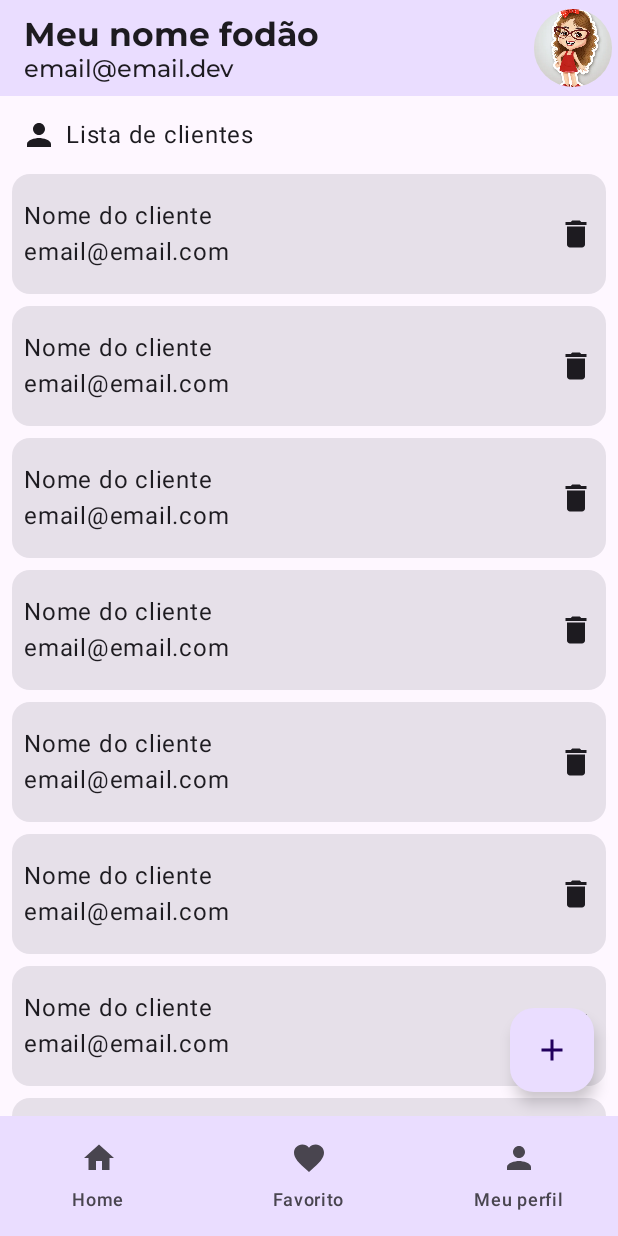
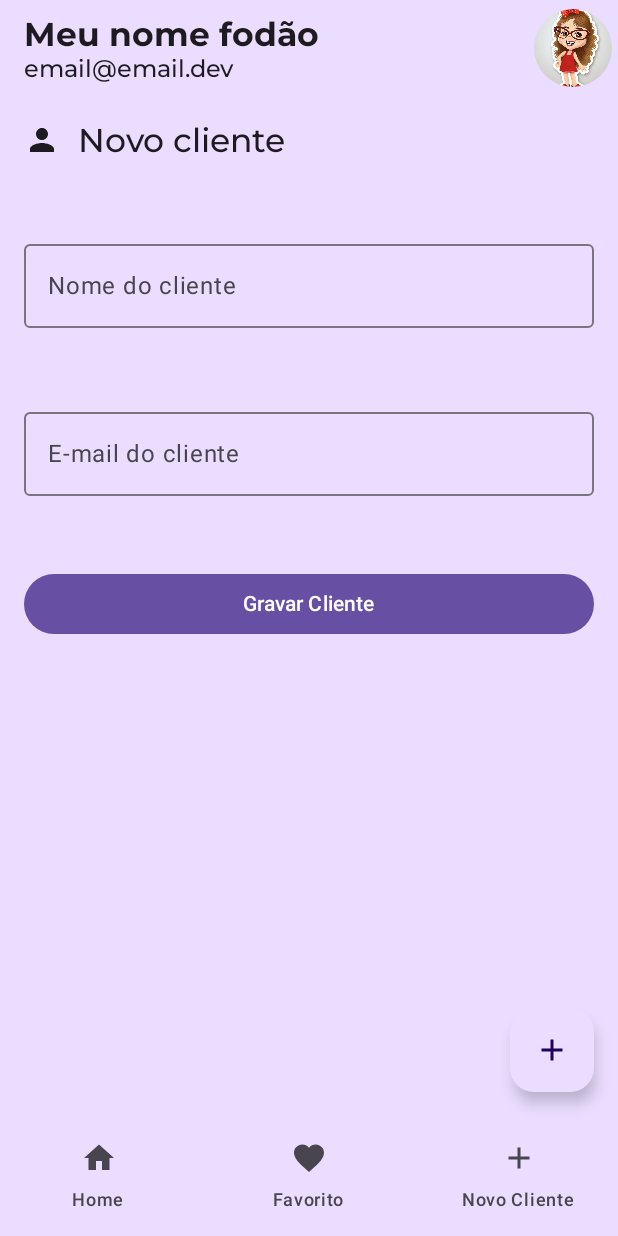
Before and after one commit to Vyneelric/ConsumoKotlin, an Android app built with Jetpack Compose: the screen it shows after launch (MainActivity), item 3 of the bottom bar chosen, on a phone screen of 412 x 824 dp. Run offline under Robolectric (Android 15) with nearby library versions, the phone set to English and light mode, and no system bars; network calls fail; 1 statement that could not run was skipped.

Commit message:
POST FEITO

```diff
--- a/app/build.gradle.kts
+++ b/app/build.gradle.kts
@@ -64,4 +64,7 @@ dependencies {
 
     //RentroFitCONVERTER
     implementation(libs.converter.gson)
+
+    //Navigation
+    implementation(libs.androidx.navigation.compose)
 }
--- a/app/src/main/java/com/example/clientesapp/model/Cliente.kt
+++ b/app/src/main/java/com/example/clientesapp/model/Cliente.kt
@@ -1,7 +1,7 @@
 package com.example.clientesapp.model
 
 data class Cliente(
-    val id: Long?,
-    val nome: String,
-    val email: String
+    val id: Long? = 0,
+    val nome: String = "",
+    val email: String = ""
 )
--- /dev/null
+++ b/app/src/main/java/com/example/clientesapp/screens/cliente/ClienteForm.kt
@@ -0,0 +1,172 @@
+package com.example.clientesapp.screens.cliente
+
+import android.content.res.Configuration
+import android.util.Patterns
+import androidx.compose.foundation.background
+import androidx.compose.foundation.layout.Column
+import androidx.compose.foundation.layout.PaddingValues
+import androidx.compose.foundation.layout.Row
+import androidx.compose.foundation.layout.Spacer
+import androidx.compose.foundation.layout.fillMaxSize
+import androidx.compose.foundation.layout.fillMaxWidth
+import androidx.compose.foundation.layout.height
+import androidx.compose.foundation.layout.padding
+import androidx.compose.foundation.layout.width
+import androidx.compose.foundation.text.KeyboardOptions
+import androidx.compose.material.icons.Icons
+import androidx.compose.material.icons.filled.Person
+import androidx.compose.material3.Button
+import androidx.compose.material3.Icon
+import androidx.compose.material3.MaterialTheme
+import androidx.compose.material3.OutlinedTextField
+import androidx.compose.material3.Surface
+import androidx.compose.material3.Text
+import androidx.compose.runtime.Composable
+import androidx.compose.runtime.getValue
+import androidx.compose.runtime.mutableStateOf
+import androidx.compose.runtime.remember
+import androidx.compose.runtime.setValue
+import androidx.compose.ui.Alignment
+import androidx.compose.ui.Modifier
+import androidx.compose.ui.text.input.ImeAction
+import androidx.compose.ui.text.input.KeyboardCapitalization
+import androidx.compose.ui.text.input.KeyboardType
+import androidx.compose.ui.tooling.preview.Preview
+import androidx.compose.ui.unit.dp
+import androidx.navigation.NavHostController
+import com.example.clientesapp.model.Cliente
+import com.example.clientesapp.service.Conexão
+import com.example.clientesapp.ui.theme.ClientesAPPTheme
+import kotlinx.coroutines.Dispatchers
+import kotlinx.coroutines.GlobalScope
+import kotlinx.coroutines.launch
+import retrofit2.await
+
+@Composable
+fun ClienteForm(padding: PaddingValues, controleNavegacao: NavHostController?) {
+
+    var nomeCliente by remember { mutableStateOf("") }
+    var emailCliente by remember { mutableStateOf("") }
+
+    var isNomeError by remember { mutableStateOf(false) }
+    var isEmailError by remember { mutableStateOf(false) }
+
+    fun validar(): Boolean{
+        isNomeError = nomeCliente.length < 3
+        isEmailError = !Patterns.EMAIL_ADDRESS.matcher(emailCliente).matches()
+
+        return !isNomeError && !isEmailError
+    }
+
+    var clienteAPI = Conexão().getClienteService()
+
+    Surface(
+        modifier = Modifier.fillMaxSize()
+            .padding(padding)
+    ){
+        Column(
+            modifier = Modifier
+                .fillMaxSize()
+                .background(
+                    MaterialTheme
+                        .colorScheme
+                        .primaryContainer
+                )
+        ){
+            Row(
+                modifier = Modifier.fillMaxWidth()
+                    .padding(16.dp),
+                verticalAlignment = Alignment.CenterVertically
+            ){
+                Icon(imageVector = Icons.Default.Person,
+                    contentDescription = "Pessoa"
+                )
+                Spacer(modifier = Modifier.width(12.dp))
+                Text(
+                    text = "Novo cliente",
+                    style = MaterialTheme.typography.titleMedium
+                )
+            }
+
+            Spacer(modifier = Modifier.height(16.dp))
+            OutlinedTextField(
+                value = nomeCliente,
+                onValueChange = {
+                    nomeCliente = it
+                },
+                modifier = Modifier.padding(16.dp).fillMaxWidth(),
+                label = {
+                    Text(text = "Nome do cliente")
+                },
+                keyboardOptions = KeyboardOptions(
+                    keyboardType = KeyboardType.Text,
+                    capitalization = KeyboardCapitalization.Words,
+                    imeAction = ImeAction.Next
+                ),
+                isError = isNomeError,
+                supportingText = {
+                    if(isNomeError){
+                        Text(text = "Ta errado papai")
+                    }
+                }
+            )
+
+            OutlinedTextField(
+                value = emailCliente,
+                onValueChange = {
+                    emailCliente = it
+                },
+                modifier = Modifier.padding(16.dp).fillMaxWidth(),
+                label = {
+                    Text(text = "E-mail do cliente")
+                },
+                keyboardOptions = KeyboardOptions(
+                    keyboardType = KeyboardType.Email,
+                    capitalization = KeyboardCapitalization.Words,
+                    imeAction = ImeAction.Done
+                ),
+                isError = isEmailError,
+                supportingText = {
+                    if(isNomeError){
+                        Text(text = "Ta errado papai")
+                    }
+                }
+            )
+
+            Button(
+                onClick = {
+                    if(validar()){
+                        val cliente = Cliente(
+                            id = null,
+                            nome = nomeCliente,
+                            email = emailCliente
+                        )
+                        GlobalScope.launch(Dispatchers.IO){
+                            val clienteNovo = clienteAPI
+                                .cadastrarCliente(cliente)
+                                .await()
+                            println(clienteNovo)
+                        }
+                        controleNavegacao!!.navigate("home")
+                    } else {
+                        println("Dados incorretos!!!")
+                    }
+                },
+                modifier = Modifier
+                    .padding(16.dp)
+                    .fillMaxWidth()
+            ) {
+                Text(text = "Gravar Cliente")
+            }
+        }
+
+    }
+}
+
+@Preview(showBackground = true, uiMode = Configuration.UI_MODE_NIGHT_NO)
+@Composable
+private fun ClienteFormPreview() {
+    ClientesAPPTheme {
+        ClienteForm(PaddingValues(0.dp), null)
+    }
+}
--- a/app/src/main/java/com/example/clientesapp/screens/cliente/ListaDeClientesScreen.kt
+++ b/app/src/main/java/com/example/clientesapp/screens/cliente/ListaDeClientesScreen.kt
@@ -1,16 +1,13 @@
 package com.example.clientesapp.screens.cliente
 
 import android.content.res.Configuration
-import androidx.compose.foundation.background
-import androidx.compose.foundation.layout.Column
-import androidx.compose.foundation.layout.padding
-import androidx.compose.material3.Button
-import androidx.compose.material3.MaterialTheme
 import androidx.compose.material3.Scaffold
-import androidx.compose.material3.Text
 import androidx.compose.runtime.Composable
 import androidx.compose.ui.Modifier
 import androidx.compose.ui.tooling.preview.Preview
+import androidx.navigation.compose.NavHost
+import androidx.navigation.compose.composable
+import androidx.navigation.compose.rememberNavController
 import com.example.clientesapp.screens.cliente.componentes.BarraDeTitulo
 import com.example.clientesapp.screens.cliente.componentes.BarraInferior
 import com.example.clientesapp.screens.cliente.componentes.BotaoFlutuante
@@ -20,23 +17,31 @@ import com.example.clientesapp.ui.theme.ClientesAPPTheme
 @Composable
 fun ListaDeClientes(modifier: Modifier = Modifier) {
 
+    var controleNavegacao = rememberNavController()
+
     Scaffold(
         topBar = {
             BarraDeTitulo()
         },
         bottomBar = {
-            BarraInferior()
+            BarraInferior(controleNavegacao)
         },
         floatingActionButton = {
-            BotaoFlutuante()
+            BotaoFlutuante(controleNavegacao)
         },
         content = { padding ->
-            Conteudo(padding)
+            NavHost(
+                navController = controleNavegacao,
+                startDestination = "home"
+            ){
+                composable(route = "home"){ Conteudo(padding) }
+                composable(route = "cadastro"){ ClienteForm(padding, controleNavegacao) }
+            }
         }
     )
 }
 
-@Preview(uiMode = Configuration.UI_MODE_NIGHT_NO)
+@Preview(uiMode = Configuration.UI_MODE_NIGHT_YES)
 @Composable
 private fun ListaDeClientesPreview() {
     ClientesAPPTheme {
--- a/app/src/main/java/com/example/clientesapp/screens/cliente/componentes/BarraInferior.kt
+++ b/app/src/main/java/com/example/clientesapp/screens/cliente/componentes/BarraInferior.kt
@@ -1,6 +1,7 @@
 package com.example.clientesapp.screens.cliente.componentes
 
 import androidx.compose.material.icons.Icons
+import androidx.compose.material.icons.filled.Add
 import androidx.compose.material.icons.filled.Favorite
 import androidx.compose.material.icons.filled.Home
 import androidx.compose.material.icons.filled.Person
@@ -12,15 +13,18 @@ import androidx.compose.material3.Text
 import androidx.compose.runtime.Composable
 import androidx.compose.ui.Modifier
 import androidx.compose.ui.tooling.preview.Preview
+import androidx.navigation.NavHostController
 import com.example.clientesapp.ui.theme.ClientesAPPTheme
 
 @Composable
-fun BarraInferior(modifier: Modifier = Modifier) {
+fun BarraInferior(controleNavegacao: NavHostController?) {
     NavigationBar(
         containerColor = MaterialTheme.colorScheme.primaryContainer
     ){
         NavigationBarItem(
-            onClick = {},
+            onClick = {
+                controleNavegacao!!.navigate("home")
+            },
             selected = false,
             icon = {
                 Icon(
@@ -46,16 +50,18 @@ fun BarraInferior(modifier: Modifier = Modifier) {
             }
         )
         NavigationBarItem(
-            onClick = {},
+            onClick = {
+                controleNavegacao!!.navigate(route = "cadastro")
+            },
             selected = false,
             icon = {
                 Icon(
-                    imageVector = Icons.Default.Person,
-                    contentDescription = "Pessoa"
+                    imageVector = Icons.Default.Add,
+                    contentDescription = "Novo"
                 )
             },
             label = {
-                Text("Meu perfil")
+                Text("Novo Cliente")
             }
         )
     }
@@ -65,6 +71,6 @@ fun BarraInferior(modifier: Modifier = Modifier) {
 @Composable
 private fun BarraInferiorPreview() {
     ClientesAPPTheme {
-        BarraInferior()
+        BarraInferior(null)
     }
 }
--- a/app/src/main/java/com/example/clientesapp/screens/cliente/componentes/BotaoFlutuante.kt
+++ b/app/src/main/java/com/example/clientesapp/screens/cliente/componentes/BotaoFlutuante.kt
@@ -1,19 +1,20 @@
 package com.example.clientesapp.screens.cliente.componentes
 
-import androidx.compose.foundation.shape.CircleShape
 import androidx.compose.material.icons.Icons
 import androidx.compose.material.icons.filled.Add
 import androidx.compose.material3.FloatingActionButton
 import androidx.compose.material3.Icon
 import androidx.compose.runtime.Composable
-import androidx.compose.ui.Modifier
 import androidx.compose.ui.tooling.preview.Preview
+import androidx.navigation.NavHostController
 import com.example.clientesapp.ui.theme.ClientesAPPTheme
 
 @Composable
-fun BotaoFlutuante(modifier: Modifier = Modifier) {
+fun BotaoFlutuante(controleNavegacao: NavHostController?) {
     FloatingActionButton(
-        onClick = {}
+        onClick = {
+            controleNavegacao!!.navigate(route = "cadastro")
+        }
     ) {
         Icon(
             imageVector = Icons.Default.Add,
@@ -26,6 +27,6 @@ fun BotaoFlutuante(modifier: Modifier = Modifier) {
 @Composable
 private fun BotaoFlutuantePreview() {
     ClientesAPPTheme {
-        BotaoFlutuante()
+        BotaoFlutuante(null)
     }
 }
--- a/app/src/main/java/com/example/clientesapp/screens/cliente/componentes/Conteudo.kt
+++ b/app/src/main/java/com/example/clientesapp/screens/cliente/componentes/Conteudo.kt
@@ -10,6 +10,7 @@ import androidx.compose.foundation.layout.fillMaxWidth
 import androidx.compose.foundation.layout.height
 import androidx.compose.foundation.layout.padding
 import androidx.compose.foundation.lazy.LazyColumn
+import androidx.compose.foundation.lazy.items
 import androidx.compose.material.icons.Icons
 import androidx.compose.material.icons.filled.Delete
 import androidx.compose.material.icons.filled.Person
@@ -17,14 +18,32 @@ import androidx.compose.material3.Card
 import androidx.compose.material3.Icon
 import androidx.compose.material3.Text
 import androidx.compose.runtime.Composable
+import androidx.compose.runtime.LaunchedEffect
+import androidx.compose.runtime.getValue
+import androidx.compose.runtime.mutableStateOf
+import androidx.compose.runtime.remember
+import androidx.compose.runtime.setValue
 import androidx.compose.ui.Alignment
 import androidx.compose.ui.Modifier
 import androidx.compose.ui.tooling.preview.Preview
 import androidx.compose.ui.unit.dp
+import com.example.clientesapp.model.Cliente
+import com.example.clientesapp.service.Conexão
 import com.example.clientesapp.ui.theme.ClientesAPPTheme
+import kotlinx.coroutines.Dispatchers
+import retrofit2.await
 
 @Composable
 fun Conteudo(paddingValues: PaddingValues) {
+
+    val clienteApi = Conexão().getClienteService()
+
+    var clientes by remember { mutableStateOf(listOf<Cliente>()) }
+
+    LaunchedEffect(Dispatchers.IO) {
+        clientes = clienteApi.listarTodos().await()
+    }
+
     Column(
         modifier = Modifier
             .padding(paddingValues)
@@ -44,7 +63,7 @@ fun Conteudo(paddingValues: PaddingValues) {
             Text(text = "Lista de clientes")
         }
         LazyColumn {
-            items(10){
+            items(clientes){ cliente ->
                 Card(
                     modifier = Modifier
                         .padding(start = 8.dp,
@@ -60,8 +79,8 @@ fun Conteudo(paddingValues: PaddingValues) {
                         verticalAlignment = Alignment.CenterVertically
                     ){
                         Column {
-                            Text(text = "Nome do cliente")
-                            Text(text = "email@email.com")
+                            Text(cliente.nome)
+                            Text(cliente.email)
                         }
                         Icon(
                             imageVector = Icons.Default.Delete,
--- a/app/src/main/java/com/example/clientesapp/service/ClienteService.kt
+++ b/app/src/main/java/com/example/clientesapp/service/ClienteService.kt
@@ -3,8 +3,10 @@ package com.example.clientesapp.service
 import com.example.clientesapp.model.Cliente
 import retrofit2.Call
 import retrofit2.http.Body
+import retrofit2.http.DELETE
 import retrofit2.http.GET
 import retrofit2.http.POST
+import retrofit2.http.PUT
 import retrofit2.http.Path
 
 interface ClienteService {
@@ -13,8 +15,14 @@ interface ClienteService {
     fun cadastrarCliente(@Body cliente: Cliente): Call<Cliente>
 
     @GET("clientes")
-    fun listarTodos(cliente: Cliente): Call<List<Cliente>>
+    fun listarTodos(): Call<List<Cliente>>
 
     @GET("clientes/{id}")
     fun listarPorID(@Path("id") id: Long): Call<Cliente>
+
+    @PUT("clientes")
+    fun atualizarCliente(@Body cliente: Cliente): Call<Cliente>
+
+    @DELETE("clientes")
+    fun deletarCliente(@Body cliente: Cliente): Unit
 }
--- a/app/src/main/java/com/example/clientesapp/service/Conexão.kt
+++ b/app/src/main/java/com/example/clientesapp/service/Conexão.kt
@@ -5,7 +5,7 @@ import retrofit2.converter.gson.GsonConverterFactory
 
 class Conexão {
 
-    private val BASEURL = "https://app1.celso.dev.br/clientes-app/api/"
+    private val BASEURL = "https://srv945707.hstgr.cloud/api/"
 
     private val conexao = Retrofit
         .Builder()
--- a/gradle/libs.versions.toml
+++ b/gradle/libs.versions.toml
@@ -9,10 +9,12 @@ espressoCore = "3.5.1"
 lifecycleRuntimeKtx = "2.6.1"
 activityCompose = "1.8.0"
 composeBom = "2024.04.01"
+navigationCompose = "2.9.3"
 retrofit = "3.0.0"
 
 [libraries]
 androidx-core-ktx = { group = "androidx.core", name = "core-ktx", version.ref = "coreKtx" }
+androidx-navigation-compose = { module = "androidx.navigation:navigation-compose", version.ref = "navigationCompose" }
 converter-gson = { module = "com.squareup.retrofit2:converter-gson", version.ref = "converterGson" }
 junit = { group = "junit", name = "junit", version.ref = "junit" }
 androidx-junit = { group = "androidx.test.ext", name = "junit", version.ref = "junitVersion" }
```
Also changed, not shown: app/src/main/java/com/example/clientesapp/MainActivity.kt (+0 -20 lines).
